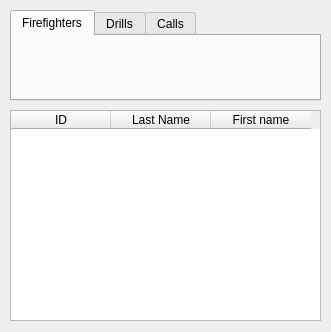
This is src/wndsearch.ui in JDougherty/Fire-Department-Management-System as Qt 5 draws it before an edit. The edited form follows.
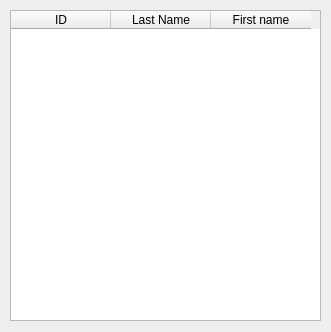
This is the edited form.

```diff
--- a/src/wndsearch.ui
+++ b/src/wndsearch.ui
@@ -24,9 +24,9 @@
     <property name="geometry">
      <rect>
       <x>10</x>
-      <y>110</y>
+      <y>10</y>
       <width>311</width>
-      <height>211</height>
+      <height>311</height>
      </rect>
     </property>
     <column>
@@ -45,34 +45,6 @@
      </property>
     </column>
    </widget>
-   <widget class="QTabWidget" name="tabWidget">
-    <property name="geometry">
-     <rect>
-      <x>10</x>
-      <y>10</y>
-      <width>311</width>
-      <height>91</height>
-     </rect>
-    </property>
-    <property name="currentIndex">
-     <number>0</number>
-    </property>
-    <widget class="QWidget" name="tabFirefighters">
-     <attribute name="title">
-      <string>Firefighters</string>
-     </attribute>
-    </widget>
-    <widget class="QWidget" name="tabDrills">
-     <attribute name="title">
-      <string>Drills</string>
-     </attribute>
-    </widget>
-    <widget class="QWidget" name="tabCalls">
-     <attribute name="title">
-      <string>Calls</string>
-     </attribute>
-    </widget>
-   </widget>
   </widget>
  </widget>
  <resources/>
```
